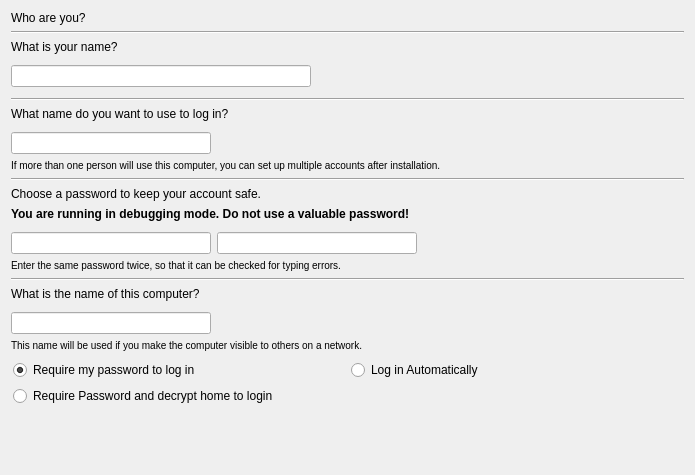
First picture: the form in gui/qt/stepUserSetup.ui, repository linuxmint/ubiquity, before the edit.
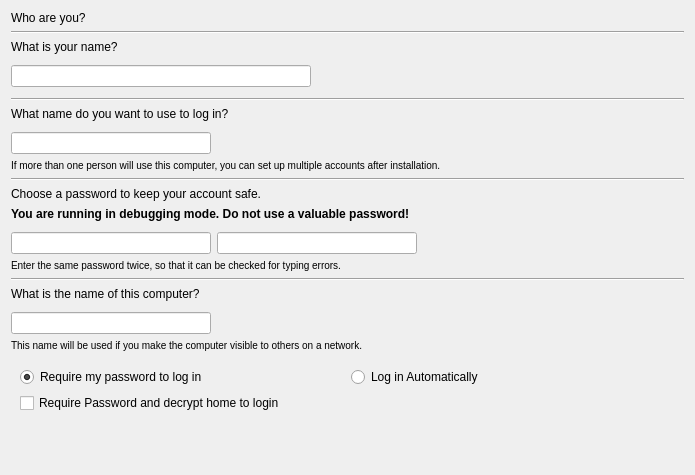
Second picture: the form after the edit.

Diff of the .ui file:
```diff
--- a/gui/qt/stepUserSetup.ui
+++ b/gui/qt/stepUserSetup.ui
@@ -509,30 +509,7 @@
    </item>
    <item>
     <widget class="QWidget" name="widget_6" native="true">
-     <layout class="QGridLayout" name="gridLayout_8">
-      <property name="margin">
-       <number>2</number>
-      </property>
-      <item row="1" column="0" colspan="2">
-       <widget class="QRadioButton" name="login_encrypt">
-        <property name="text">
-         <string>Require Password and decrypt home to login</string>
-        </property>
-        <property name="checked">
-         <bool>false</bool>
-        </property>
-       </widget>
-      </item>
-      <item row="0" column="1">
-       <widget class="QRadioButton" name="login_auto">
-        <property name="text">
-         <string>Log in Automatically</string>
-        </property>
-        <property name="checked">
-         <bool>false</bool>
-        </property>
-       </widget>
-      </item>
+     <layout class="QGridLayout" name="gridLayout">
       <item row="0" column="0">
        <widget class="QRadioButton" name="login_pass">
         <property name="text">
@@ -543,6 +520,26 @@
         </property>
        </widget>
       </item>
+      <item row="0" column="1">
+       <widget class="QRadioButton" name="login_auto">
+        <property name="text">
+         <string>Log in Automatically</string>
+        </property>
+        <property name="checked">
+         <bool>false</bool>
+        </property>
+       </widget>
+      </item>
+      <item row="1" column="0">
+       <widget class="QCheckBox" name="login_encrypt">
+        <property name="text">
+         <string>Require Password and decrypt home to login</string>
+        </property>
+        <property name="checked">
+         <bool>false</bool>
+        </property>
+       </widget>
+      </item>
      </layout>
     </widget>
    </item>
```
